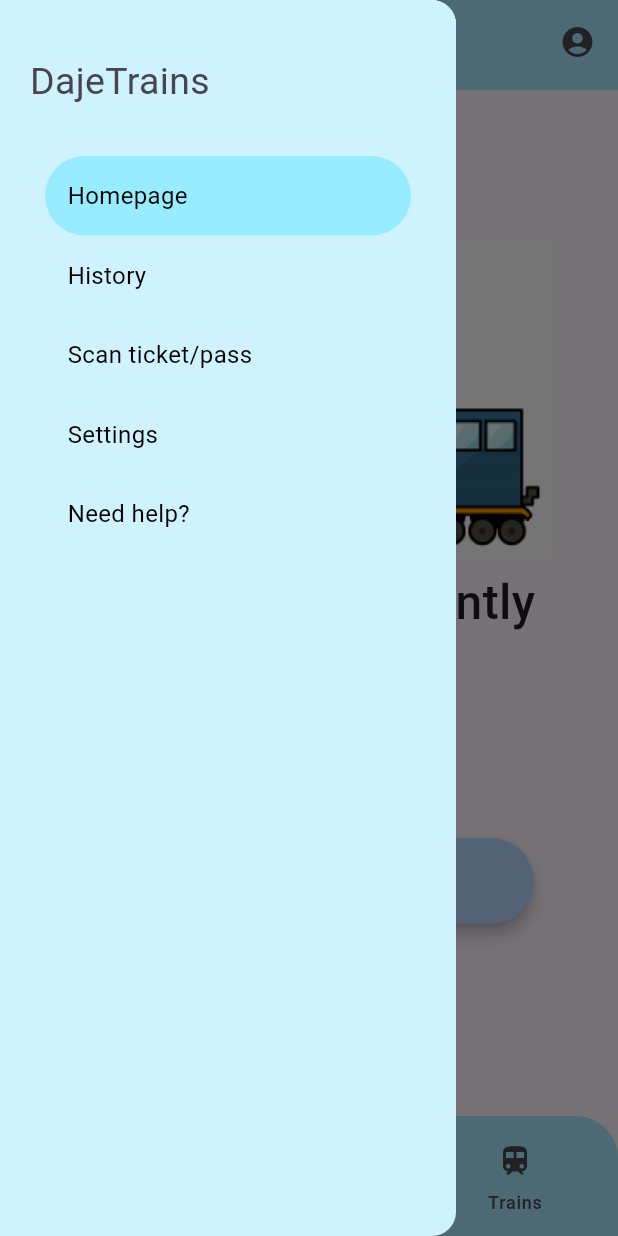
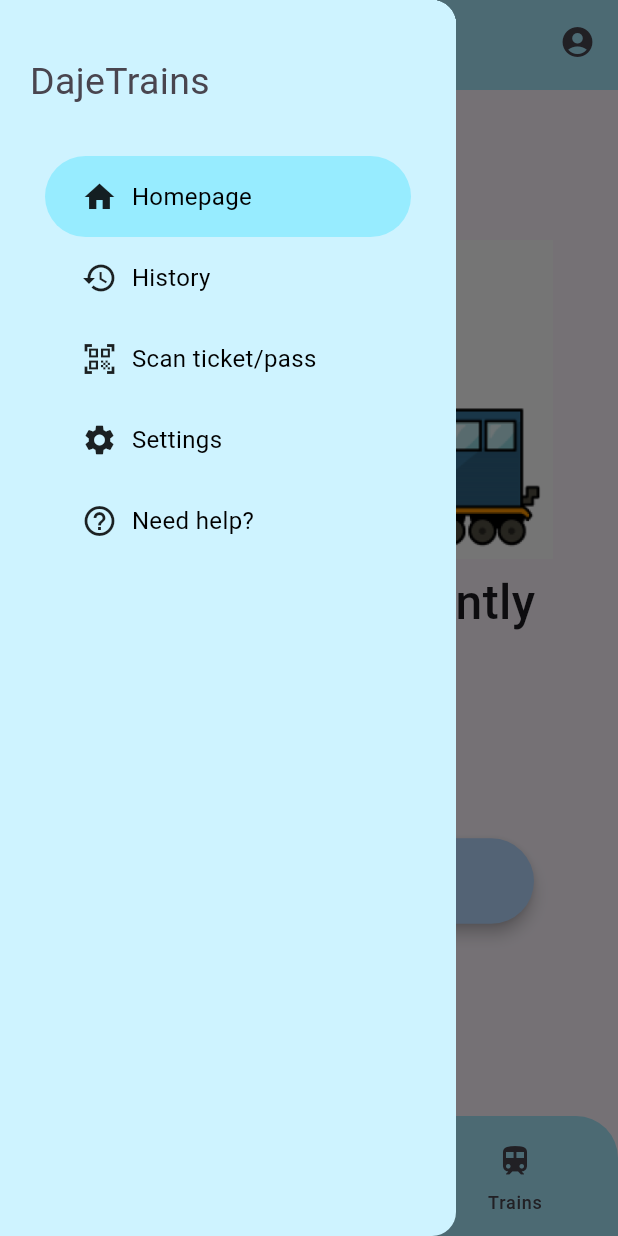
Before and after one commit to ami-sc/DajeTrains, a Flutter app: the screen it shows after launch, with the side drawer open, on a phone screen of 412 x 824 dp. Run offline on Flutter 3.47's test engine with Material 2 defaults, Android fonts, the phone set to English and light mode, and no system bars; our stand-ins replace dotted_line, flutter_local_notifications, permission_handler, qr_flutter, rxdart, sliding_up_panel; missing offline and left inert: beacons_plugin, flutter_osm_plugin, mobile_scanner.

Commit message:
add icons

```diff
--- a/app/lib/nav_drawer.dart
+++ b/app/lib/nav_drawer.dart
@@ -39,13 +39,13 @@ class _NavDrawerState extends State<NavDrawer> {
           child: Container(
         child: Column(children: [
           MyHeaderDrawer(),
-          MyDrawerList(),
+          drawerList(),
         ]),
       )),
     );
   }
 
-  Widget MyDrawerList() {
+  Widget drawerList() {
     currentIdx = widget.targetIdx;
     return Container(
       padding: EdgeInsets.only(top: 15.0, right: 30, left: 30),
@@ -58,6 +58,23 @@ class _NavDrawerState extends State<NavDrawer> {
         menuItem(6, "Need help?", _isSelected(4)),
       ]),
     );
+  }
+
+  IconData _getIcon(String title) {
+    switch (title) {
+      case "Homepage":
+        return Icons.home;
+      case "History":
+        return Icons.history;
+      case "Scan ticket/pass":
+        return Icons.qr_code_scanner;
+      case "Settings":
+        return Icons.settings;
+      case "Need help?":
+        return Icons.help_outline_sharp;
+      default:
+        return Icons.home;
+    }
   }
 
   Widget menuItem(int id, String title, bool selected) {
@@ -74,11 +91,17 @@ class _NavDrawerState extends State<NavDrawer> {
                 child: Row(
                   children: [
                     Expanded(
-                        child: Text(
-                      title,
-                      textAlign: TextAlign.start,
-                      style: TextStyle(color: Colors.black, fontSize: 16),
-                    ))
+                      flex: 2,
+                      child: Icon(_getIcon(title))
+                    ),
+                    Expanded(
+                      flex: 8,
+                      child: Text(
+                        title,
+                        textAlign: TextAlign.start,
+                        style: TextStyle(color: Colors.black, fontSize: 16),
+                      )
+                    )
                   ],
                 ))));
   }
```
